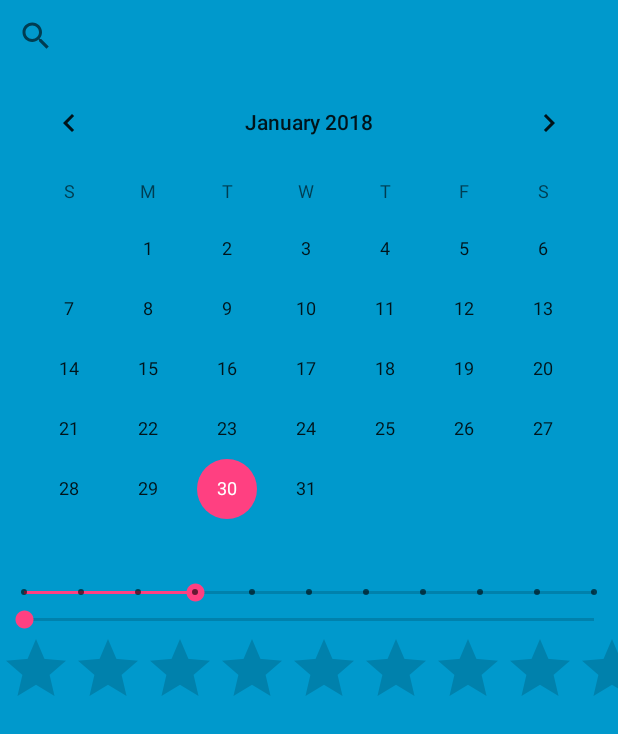
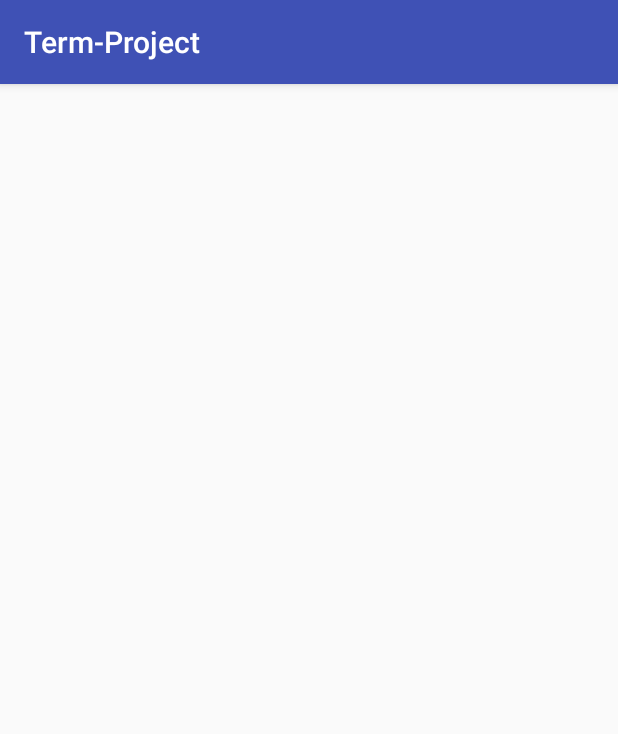
Before and after one commit to Sonicskater/todo-taskmanager-app, an Android app: the screen it shows after launch (BlankScreen before the commit, emptyScreen after it), on a phone screen of 412 x 824 dp. Shown: the top 734 px of the screen. Run offline under Robolectric (Android 15) with nearby library versions, the phone set to English and light mode, and no system bars; 1 statement that could not run was skipped.

Commit message:
changed project package to correct for human error resulting from google play requirements

```diff
--- a/app/src/main/java/com/example/describe/term_project/category.java
+++ b/app/src/main/java/com/describe/taskmanager/category.java
@@ -1,4 +1,4 @@
-package com.example.describe.term_project;
+package com.describe.taskmanager;
 
 /**
  * Created by devon on 1/26/2018.
--- /dev/null
+++ b/app/src/main/java/com/describe/taskmanager/emptyScreen.java
@@ -0,0 +1,13 @@
+package com.describe.taskmanager;
+
+import android.support.v7.app.AppCompatActivity;
+import android.os.Bundle;
+
+public class emptyScreen extends AppCompatActivity {
+
+    @Override
+    protected void onCreate(Bundle savedInstanceState) {
+        super.onCreate(savedInstanceState);
+        setContentView(R.layout.activity_empty_screen);
+    }
+}
--- a/app/src/main/java/com/example/describe/term_project/task.java
+++ b/app/src/main/java/com/describe/taskmanager/task.java
@@ -1,4 +1,5 @@
-package com.example.describe.term_project;
+package com.describe.taskmanager
+        ;
 
 /**
  * Created by devon on 1/26/2018.
@@ -22,7 +23,7 @@ public class task {
             this.taskTitle = newTitle;
         }
         else{
-            //Display "You do not have permissions" pop-up
+            //Display "Yall do not have permissions" pop-up
         }
     }
     public void setTaskContents(int editorID, String newContents){
--- a/app/src/main/java/com/example/describe/term_project/taskDatabase.java
+++ b/app/src/main/java/com/describe/taskmanager/taskDatabase.java
@@ -1,4 +1,4 @@
-package com.example.describe.term_project;
+package com.describe.taskmanager;
 
 /**
  * Created by devon on 1/26/2018.
--- a/app/src/main/java/com/example/describe/term_project/user.java
+++ b/app/src/main/java/com/describe/taskmanager/user.java
@@ -1,4 +1,4 @@
-package com.example.describe.term_project;
+package com.describe.taskmanager;
 
 /**
  * Created by devon on 1/26/2018.
--- a/app/src/main/java/com/example/describe/term_project/BlankScreen.java
+++ /dev/null
@@ -1,171 +0,0 @@
-package com.example.describe.term_project;
-
-import android.annotation.SuppressLint;
-import android.support.v7.app.ActionBar;
-import android.support.v7.app.AppCompatActivity;
-import android.os.Bundle;
-import android.os.Handler;
-import android.view.MotionEvent;
-import android.view.View;
-import android.widget.Button;
-
-import com.crashlytics.android.Crashlytics;
-
-/**
- * An example full-screen activity that shows and hides the system UI (i.e.
- * status bar and navigation/system bar) with user interaction.
- */
-public class BlankScreen extends AppCompatActivity {
-    /**
-     * Whether or not the system UI should be auto-hidden after
-     * {@link #AUTO_HIDE_DELAY_MILLIS} milliseconds.
-     */
-    private static final boolean AUTO_HIDE = false;
-
-    /**
-     * If {@link #AUTO_HIDE} is set, the number of milliseconds to wait after
-     * user interaction before hiding the system UI.
-     */
-    private static final int AUTO_HIDE_DELAY_MILLIS = 3000;
-
-    /**
-     * Some older devices needs a small delay between UI widget updates
-     * and a change of the status and navigation bar.
-     */
-    private static final int UI_ANIMATION_DELAY = 300;
-    private final Handler mHideHandler = new Handler();
-    private View mContentView;
-    private final Runnable mHidePart2Runnable = new Runnable() {
-        @SuppressLint("InlinedApi")
-        @Override
-        public void run() {
-
-                // Delayed removal of status and navigation bar
-
-                // Note that some of these constants are new as of API 16 (Jelly Bean)
-                // and API 19 (KitKat). It is safe to use them, as they are inlined
-                // at compile-time and do nothing on earlier devices.
-                mContentView.setSystemUiVisibility(View.SYSTEM_UI_FLAG_LOW_PROFILE
-                        | View.SYSTEM_UI_FLAG_FULLSCREEN
-                        | View.SYSTEM_UI_FLAG_LAYOUT_STABLE
-                        | View.SYSTEM_UI_FLAG_IMMERSIVE_STICKY
-                        | View.SYSTEM_UI_FLAG_LAYOUT_HIDE_NAVIGATION
-                        | View.SYSTEM_UI_FLAG_HIDE_NAVIGATION);
-            }
-
-
-
-    };
-    private View mControlsView;
-    private final Runnable mShowPart2Runnable = new Runnable() {
-        @Override
-        public void run() {
-            // Delayed display of UI elements
-            ActionBar actionBar = getSupportActionBar();
-            if (actionBar != null) {
-                actionBar.show();
-            }
-            mControlsView.setVisibility(View.VISIBLE);
-        }
-    };
-    private boolean mVisible;
-    private final Runnable mHideRunnable = new Runnable() {
-        @Override
-        public void run() {
-            hide();
-        }
-    };
-    /**
-     * Touch listener to use for in-layout UI controls to delay hiding the
-     * system UI. This is to prevent the jarring behavior of controls going away
-     * while interacting with activity UI.
-     */
-    private final View.OnTouchListener mDelayHideTouchListener = new View.OnTouchListener() {
-        @Override
-        public boolean onTouch(View view, MotionEvent motionEvent) {
-            if (AUTO_HIDE) {
-                //delayedHide(AUTO_HIDE_DELAY_MILLIS);
-            }
-            return false;
-        }
-    };
-
-    @Override
-    protected void onCreate(Bundle savedInstanceState) {
-        super.onCreate(savedInstanceState);
-
-        setContentView(R.layout.activity_blank_screen);
-
-        mVisible = true;
-        mControlsView = findViewById(R.id.fullscreen_content_controls);
-        mContentView = findViewById(R.id.screen);
-
-
-        // Set up the user interaction to manually show or hide the system UI.
-
-
-        // Upon interacting with UI controls, delay any scheduled hide()
-        // operations to prevent the jarring behavior of controls going away
-        // while interacting with the UI
-
-        final Button test_crash_button = findViewById(R.id.test_crash);
-        test_crash_button.setOnClickListener(new View.OnClickListener() {
-            @Override
-            public void onClick(View view) {
-                Crashlytics.getInstance().crash(); // Force a crash
-            }
-        });
-    }
-
-    @Override
-    protected void onPostCreate(Bundle savedInstanceState) {
-        super.onPostCreate(savedInstanceState);
-
-        // Trigger the initial hide() shortly after the activity has been
-        // created, to briefly hint to the user that UI controls
-        // are available.
-        delayedHide(100);
-    }
-
-    private void toggle() {
-        if (mVisible) {
-            //hide();
-        } else {
-            show();
-        }
-    }
-
-    private void hide() {
-        // Hide UI first
-        ActionBar actionBar = getSupportActionBar();
-        if (actionBar != null) {
-            actionBar.hide();
-        }
-        mControlsView.setVisibility(View.GONE);
-        mVisible = false;
-
-        // Schedule a runnable to remove the status and navigation bar after a delay
-        mHideHandler.removeCallbacks(mShowPart2Runnable);
-        mHideHandler.postDelayed(mHidePart2Runnable, UI_ANIMATION_DELAY);
-    }
-
-    @SuppressLint("InlinedApi")
-    private void show() {
-        // Show the system bar
-
-        mVisible = true;
-
-        // Schedule a runnable to display UI elements after a delay
-        mHideHandler.removeCallbacks(mHidePart2Runnable);
-        mHideHandler.postDelayed(mShowPart2Runnable, UI_ANIMATION_DELAY);
-    }
-
-    /**
-     * Schedules a call to hide() in delay milliseconds, canceling any
-     * previously scheduled calls.
-     */
-    private void delayedHide(int delayMillis) {
-        mHideHandler.removeCallbacks(mHideRunnable);
-        mHideHandler.postDelayed(mHideRunnable, delayMillis);
-    }
-}
--- a/app/src/main/res/layout/activity_blank_screen.xml
+++ /dev/null
@@ -1,80 +0,0 @@
-<FrameLayout xmlns:android="http://schemas.android.com/apk/res/android"
-    xmlns:tools="http://schemas.android.com/tools"
-    android:id="@+id/screen"
-    android:layout_width="match_parent"
-    android:layout_height="match_parent"
-    android:background="#0099cc"
-    tools:context="com.example.describe.term_project.BlankScreen">
-
-    <!-- The primary full-screen view. This can be replaced with whatever view
-         is needed to present your content, e.g. VideoView, SurfaceView,
-         TextureView, etc. -->
-
-    <!-- This FrameLayout insets its children based on system windows using
-         android:fitsSystemWindows. -->
-    <LinearLayout
-        android:layout_width="match_parent"
-        android:layout_height="wrap_content"
-        android:orientation="vertical">
-
-        <SearchView
-            android:layout_width="match_parent"
-            android:layout_height="match_parent"
-            android:layout_weight="1" />
-
-        <CalendarView
-            android:id="@+id/calendarView"
-            android:layout_width="match_parent"
-            android:layout_height="wrap_content"
-            android:layout_weight="1" />
-
-        <SeekBar
-            android:id="@+id/seekBar2"
-            style="@style/Widget.AppCompat.SeekBar.Discrete"
-            android:layout_width="match_parent"
-            android:layout_height="wrap_content"
-            android:layout_weight="1"
-            android:max="10"
-            android:progress="3" />
-
-        <SeekBar
-            android:id="@+id/seekBar"
-            android:layout_width="match_parent"
-            android:layout_height="wrap_content"
-            android:layout_weight="1" />
-
-        <RatingBar
-            android:id="@+id/ratingBar"
-            android:layout_width="match_parent"
-            android:layout_height="wrap_content"
-            android:layout_weight="1" />
-
-    </LinearLayout>
-
-    <LinearLayout
-        android:id="@+id/fullscreen_content_controls"
-        style="?metaButtonBarStyle"
-        android:layout_width="match_parent"
-        android:layout_height="wrap_content"
-        android:layout_gravity="bottom|center_horizontal"
-        android:background="@color/black_overlay"
-        android:orientation="horizontal"
-        tools:ignore="UselessParent">
-
-        <Button
-            android:id="@+id/button3"
-            android:layout_width="0dp"
-            android:layout_height="wrap_content"
-            android:layout_weight="1"
-            android:text="Button" />
-
-        <Button
-            android:id="@+id/test_crash"
-            android:layout_width="0dp"
-            android:layout_height="wrap_content"
-            android:layout_weight="1"
-            android:text="Send Test Crash" />
-
-    </LinearLayout>
-
-</FrameLayout>
--- /dev/null
+++ b/app/src/main/res/values/dimens.xml
@@ -0,0 +1,3 @@
+<resources>
+    <dimen name="fab_margin">16dp</dimen>
+</resources>
```
Also changed, not shown: app/build.gradle (+9 -7 lines), app/src/main/AndroidManifest.xml (+4 -8 lines), app/src/main/res/layout/activity_empty_screen.xml (added, +9 -0 lines), app/src/main/res/values/styles.xml (+9 -0 lines), 5 other files.
